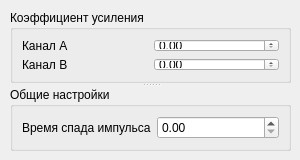
First picture: the form in ui/AmplifierUIDesign.ui, repository AVSidorov/FT2SXR, before the edit.
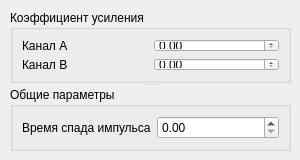
Second picture: the form after the edit.

Diff of the .ui file:
```diff
--- a/ui/AmplifierUIDesign.ui
+++ b/ui/AmplifierUIDesign.ui
@@ -60,7 +60,7 @@
    </widget>
    <widget class="QGroupBox" name="groupBox_2">
     <property name="title">
-     <string>Общие настройки</string>
+     <string>Общие параметры</string>
     </property>
     <layout class="QGridLayout" name="gridLayout_2">
      <item row="0" column="0">
```
